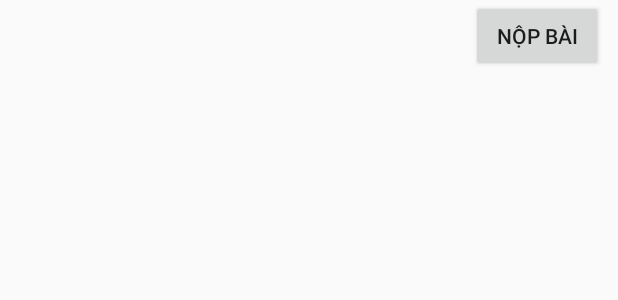
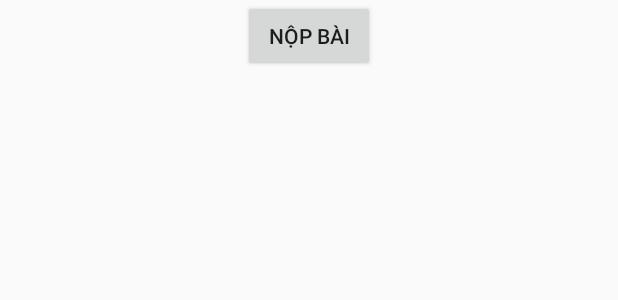
Before and after one commit to uethackathon2017/Alpha-Go, an Android app: the layout nav_test_online.xml on its own in the app's theme, with its tools: preview values and no code run, on a phone screen of 412 x 824 dp. Shown: the top 300 px of the screen. Run offline under Robolectric (Android 15) with nearby library versions, the phone set to English and light mode, and no system bars.

Commit message:
Fix lỗi

```diff
--- a/app/src/main/res/layout/nav_test_online.xml
+++ b/app/src/main/res/layout/nav_test_online.xml
@@ -1,23 +1,23 @@
 <?xml version="1.0" encoding="utf-8"?>
-<RelativeLayout xmlns:android="http://schemas.android.com/apk/res/android"
+<android.support.v4.widget.NestedScrollView xmlns:android="http://schemas.android.com/apk/res/android"
     android:layout_width="match_parent"
     android:layout_height="match_parent">
+
+    <LinearLayout
+        android:layout_width="match_parent"
+        android:layout_height="match_parent"
+        android:orientation="vertical">
 
         <android.support.v7.widget.RecyclerView
             android:id="@+id/recyclerView"
             android:layout_width="match_parent"
-        android:layout_height="match_parent"
-        android:layout_alignParentEnd="true"
-        android:layout_alignParentRight="true"
-        android:layout_below="@+id/buttonSubmit" />
+            android:layout_height="match_parent" />
 
         <Button
             android:id="@+id/buttonSubmit"
             android:layout_width="wrap_content"
             android:layout_height="wrap_content"
-        android:layout_alignParentRight="true"
-        android:layout_alignParentTop="true"
-        android:layout_centerHorizontal="true"
-        android:layout_marginRight="10dp"
+            android:layout_gravity="center"
             android:text="Nộp bài" />
-</RelativeLayout>
+    </LinearLayout>
+</android.support.v4.widget.NestedScrollView>
--- a/app/src/main/res/layout/practice_reply_item.xml
+++ b/app/src/main/res/layout/practice_reply_item.xml
@@ -1,15 +1,15 @@
 <?xml version="1.0" encoding="utf-8"?>
 <LinearLayout xmlns:android="http://schemas.android.com/apk/res/android"
     android:layout_width="match_parent"
-    android:layout_height="30dp"
-    android:layout_weight="5.5"
+    android:layout_height="40dp"
+    android:layout_weight="4.5"
     android:orientation="horizontal">
 
     <TextView
         android:id="@+id/count_answer"
         android:layout_width="0dp"
         android:layout_height="match_parent"
-        android:layout_weight="1.5"
+        android:layout_weight="0.5"
         android:gravity="center"
         android:text="Câu 1:"
         android:textColor="@color/black"
```
Also changed, not shown: app/src/main/java/com/quang/tracnghiemtoan/acivities/TestOnlineActivity.java (+22 -9 lines), app/src/main/java/com/quang/tracnghiemtoan/adapters/TestOnlineAnswerAdapter.java (added, +86 -0 lines). Lines whose indentation alone changed are shown as unchanged.
